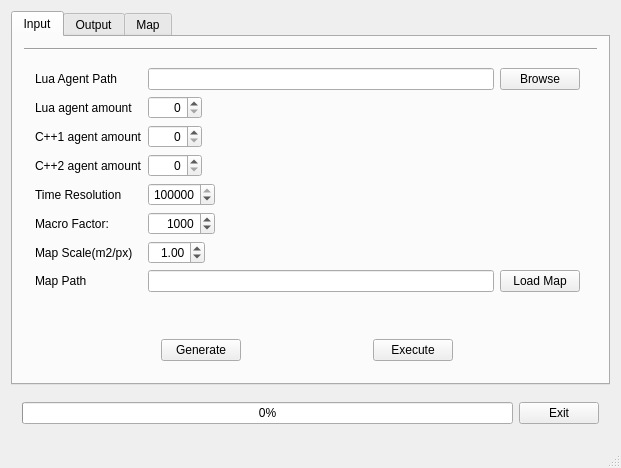
Above: mainwindow.ui from sojoe02/RANA before the change. Below: the same form after it.
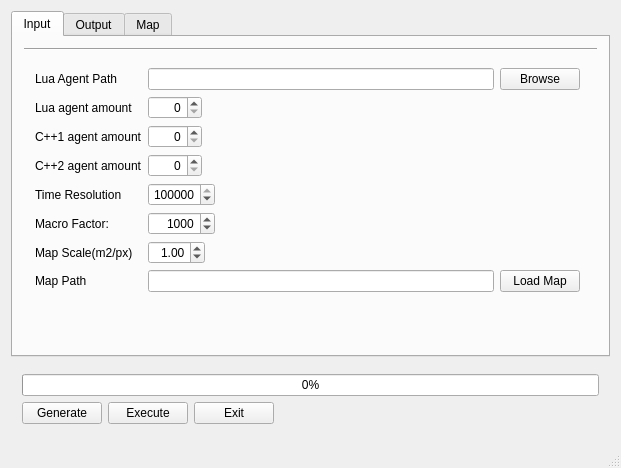
That is the form after the change.

Commit message: enable movement proberly, and tested it. Now all that is left is to wire the simulation core and the UI together proberly.

Diff of the .ui file:
```diff
--- a/mainwindow.ui
+++ b/mainwindow.ui
@@ -56,34 +56,7 @@
             <verstretch>0</verstretch>
            </sizepolicy>
           </property>
-          <layout class="QHBoxLayout" name="horizontalLayout">
-           <item>
-            <widget class="QPushButton" name="generateButton">
-             <property name="sizePolicy">
-              <sizepolicy hsizetype="Fixed" vsizetype="Fixed">
-               <horstretch>0</horstretch>
-               <verstretch>0</verstretch>
-              </sizepolicy>
-             </property>
-             <property name="text">
-              <string>Generate</string>
-             </property>
-            </widget>
-           </item>
-           <item>
-            <widget class="QPushButton" name="runButton">
-             <property name="sizePolicy">
-              <sizepolicy hsizetype="Fixed" vsizetype="Fixed">
-               <horstretch>0</horstretch>
-               <verstretch>0</verstretch>
-              </sizepolicy>
-             </property>
-             <property name="text">
-              <string>Execute</string>
-             </property>
-            </widget>
-           </item>
-          </layout>
+          <layout class="QHBoxLayout" name="horizontalLayout"/>
          </widget>
         </item>
         <item row="14" column="1">
@@ -343,7 +316,40 @@
        </sizepolicy>
       </property>
       <layout class="QGridLayout" name="gridLayout_3">
-       <item row="1" column="4">
+       <item row="3" column="2">
+        <widget class="QPushButton" name="runButton">
+         <property name="sizePolicy">
+          <sizepolicy hsizetype="Fixed" vsizetype="Fixed">
+           <horstretch>0</horstretch>
+           <verstretch>0</verstretch>
+          </sizepolicy>
+         </property>
+         <property name="text">
+          <string>Execute</string>
+         </property>
+        </widget>
+       </item>
+       <item row="1" column="1" colspan="4">
+        <widget class="QProgressBar" name="progressBar">
+         <property name="value">
+          <number>0</number>
+         </property>
+        </widget>
+       </item>
+       <item row="3" column="1">
+        <widget class="QPushButton" name="generateButton">
+         <property name="sizePolicy">
+          <sizepolicy hsizetype="Fixed" vsizetype="Fixed">
+           <horstretch>0</horstretch>
+           <verstretch>0</verstretch>
+          </sizepolicy>
+         </property>
+         <property name="text">
+          <string>Generate</string>
+         </property>
+        </widget>
+       </item>
+       <item row="3" column="3">
         <widget class="QPushButton" name="exitButton">
          <property name="sizePolicy">
           <sizepolicy hsizetype="Fixed" vsizetype="Fixed">
@@ -362,13 +368,6 @@
          </property>
         </widget>
        </item>
-       <item row="1" column="1" colspan="2">
-        <widget class="QProgressBar" name="progressBar">
-         <property name="value">
-          <number>0</number>
-         </property>
-        </widget>
-       </item>
       </layout>
      </widget>
     </item>
```
The commit also changes 2 other files.
